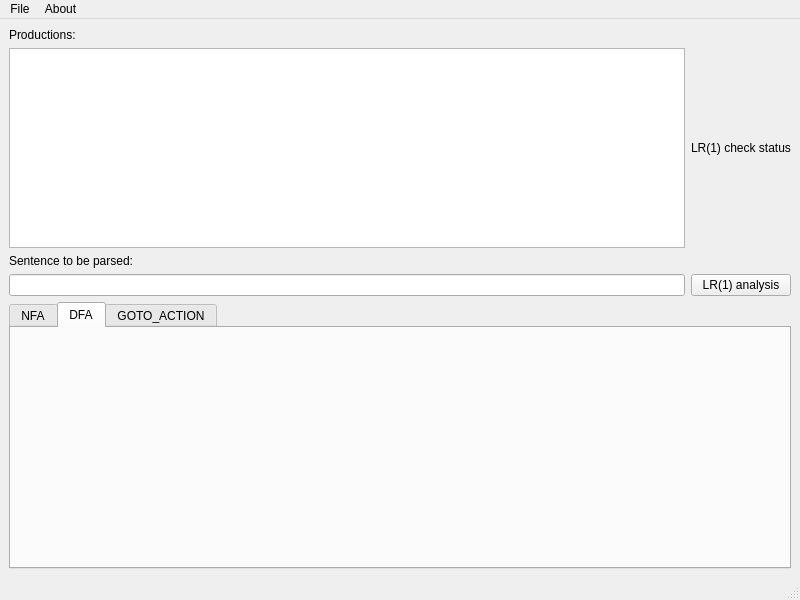
This is lab3/lab3.ui in D0ot/compiler-inclass as Qt 5 draws it before an edit. The edited form follows.
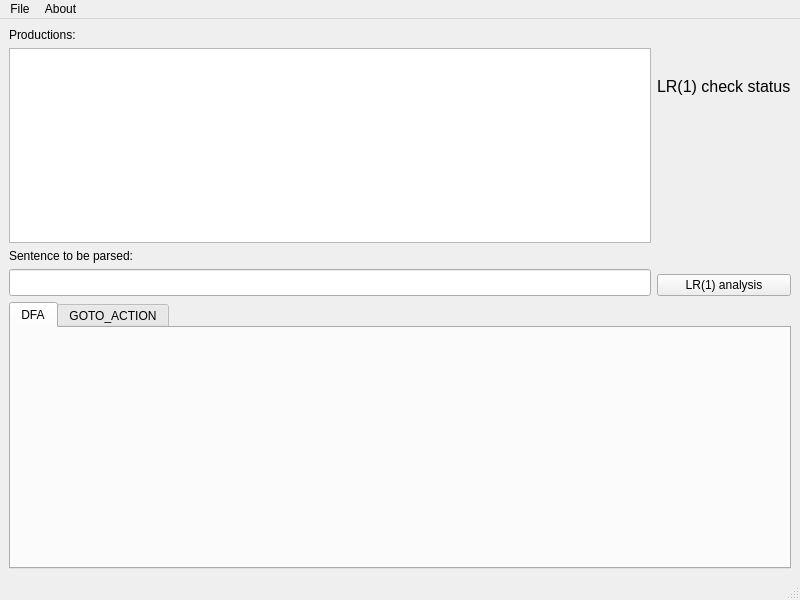
This is the edited form. The open tabs and pages were chosen to show the change.

Commit message: lab3 99% finised GUI included. TODO:DFA graph

```diff
--- a/lab3/lab3.ui
+++ b/lab3/lab3.ui
@@ -30,7 +30,13 @@
          </widget>
         </item>
         <item>
-         <widget class="QTextEdit" name="textEdit"/>
+         <widget class="QTextEdit" name="productions">
+          <property name="font">
+           <font>
+            <pointsize>12</pointsize>
+           </font>
+          </property>
+         </widget>
         </item>
         <item>
          <widget class="QLabel" name="label_3">
@@ -40,14 +46,25 @@
          </widget>
         </item>
         <item>
-         <widget class="QLineEdit" name="lineEdit"/>
+         <widget class="QLineEdit" name="sentence">
+          <property name="font">
+           <font>
+            <pointsize>12</pointsize>
+           </font>
+          </property>
+         </widget>
         </item>
        </layout>
       </item>
       <item>
        <layout class="QVBoxLayout" name="verticalLayout_2">
         <item>
-         <widget class="QLabel" name="label">
+         <widget class="QLabel" name="check_status">
+          <property name="font">
+           <font>
+            <pointsize>12</pointsize>
+           </font>
+          </property>
           <property name="text">
            <string>LR(1) check status</string>
           </property>
@@ -57,7 +74,22 @@
          </widget>
         </item>
         <item>
-         <widget class="QPushButton" name="pushButton">
+         <widget class="QLabel" name="sentence_status">
+          <property name="font">
+           <font>
+            <pointsize>12</pointsize>
+           </font>
+          </property>
+          <property name="text">
+           <string/>
+          </property>
+          <property name="wordWrap">
+           <bool>true</bool>
+          </property>
+         </widget>
+        </item>
+        <item>
+         <widget class="QPushButton" name="analysis">
           <property name="text">
            <string>LR(1) analysis</string>
           </property>
@@ -74,11 +106,6 @@
         <property name="currentIndex">
          <number>0</number>
         </property>
-        <widget class="QWidget" name="tab">
-         <attribute name="title">
-          <string>NFA</string>
-         </attribute>
-        </widget>
         <widget class="QWidget" name="tab_2">
          <attribute name="title">
           <string>DFA</string>
```
Left out of the diff: 4 changed lines with no effect on the pictures. The commit also changes 3 other files.
